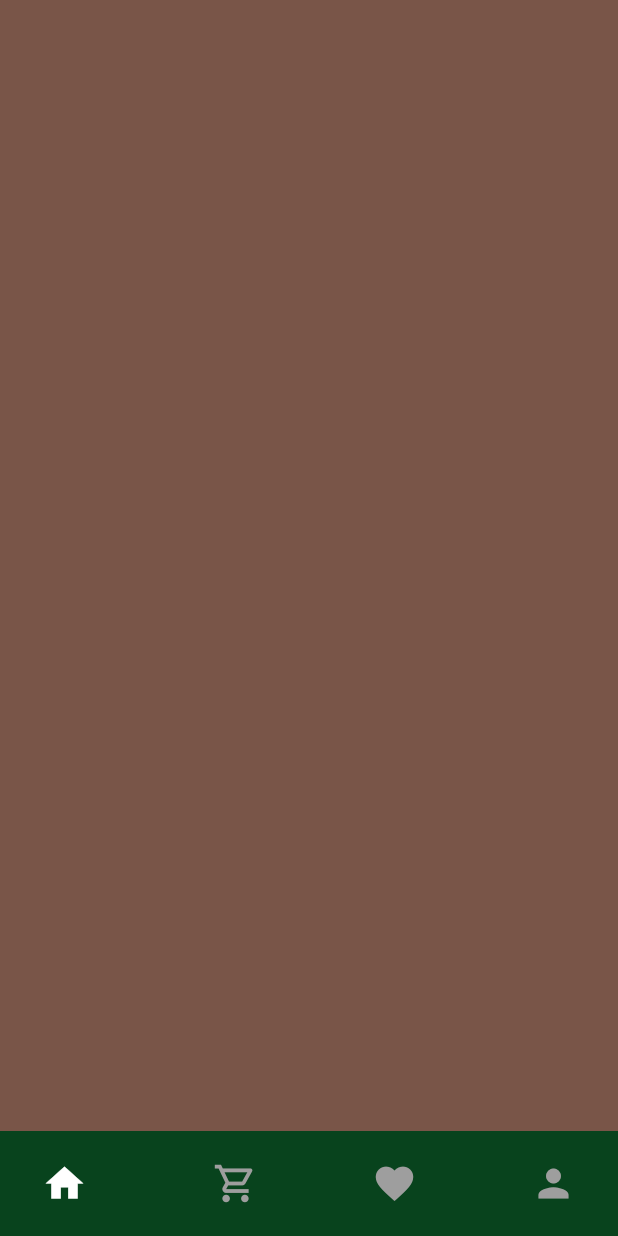
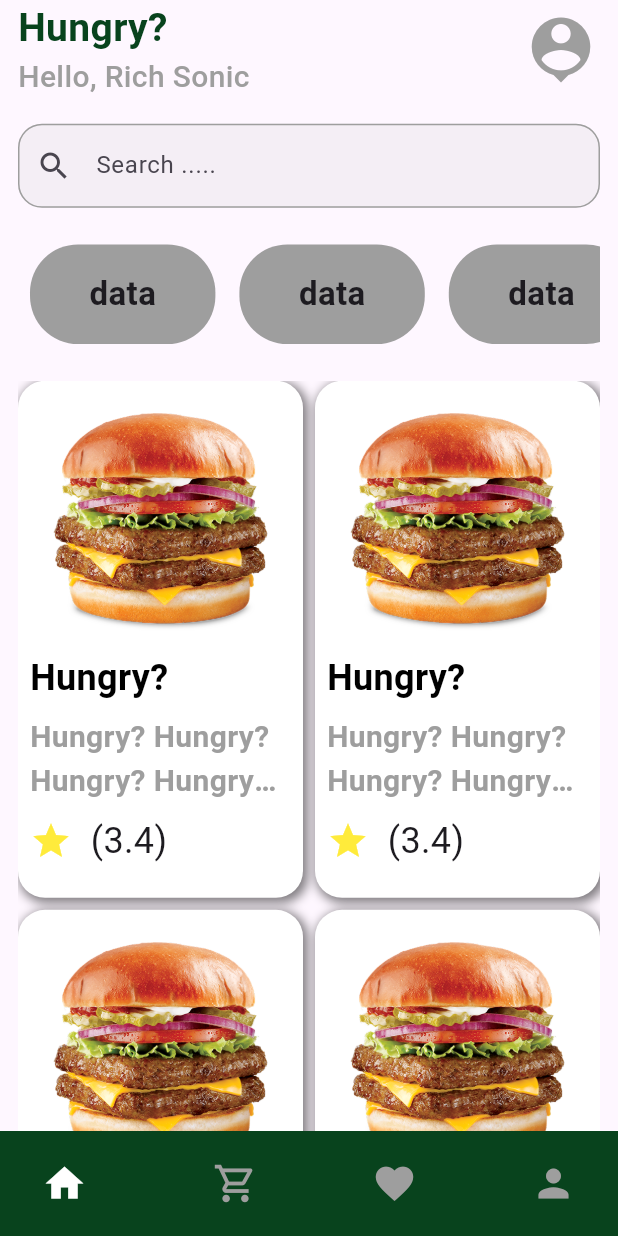
Before and after one commit to abdelrhman20500/Hungry, a Flutter app: the LayoutScreen screen opened by its route, on a phone screen of 412 x 824 dp. Run offline on Flutter 3.47's test engine with Material 3 defaults, Android fonts, the phone set to English and light mode, and no system bars; drawn by our look-alikes of google_nav_bar; our stand-ins replace equatable, flutter_bloc, flutter_screenutil, shared_preferences; accounts and stored records are empty.

Commit message:
Create Home Tab Ui

```diff
--- a/lib/features/home/presentation/view/home_screen.dart
+++ b/lib/features/home/presentation/view/home_screen.dart
@@ -1,10 +1,42 @@
 import 'package:flutter/material.dart';
+import 'package:hungry/features/home/presentation/view/widgets/build_category_list.dart';
+import 'package:hungry/features/home/presentation/view/widgets/build_home_search.dart';
+import 'package:hungry/features/home/presentation/view/widgets/product_list.dart';
 
 class HomeScreen extends StatelessWidget {
   const HomeScreen({super.key});
 
   @override
   Widget build(BuildContext context) {
-    return Container(color: Colors.brown,);
+    var height= MediaQuery.of(context).size.height;
+    var width= MediaQuery.of(context).size.width;
+    return Padding(
+      padding: const EdgeInsets.symmetric(horizontal: 12.0),
+      child: Column(
+        children: [
+          const Row(
+            mainAxisAlignment: MainAxisAlignment.spaceBetween,
+            children: [
+              Column(
+                crossAxisAlignment: CrossAxisAlignment.start,
+                children: [
+                  Text("Hungry?", style: TextStyle(
+                    fontSize: 26, fontWeight: FontWeight.bold, color: Color(0xff08431D),),),
+                  Text("Hello, Rich Sonic", style: TextStyle(
+                    fontSize: 20, fontWeight: FontWeight.w500, color: Colors.grey,),),
+                ],
+              ),
+              Icon(Icons.person_pin,size: 52,color: Colors.grey,)
+            ],
+          ),
+          SizedBox(height: height*0.02,),
+          const BuildHomeSearch(),
+          SizedBox(height: height*0.02,),
+          const BuildCategoryList(),
+          SizedBox(height: height*0.02,),
+          ProductList(),
+        ],
+      ),
+    );
   }
 }
--- /dev/null
+++ b/lib/features/home/presentation/view/widgets/build_category_item.dart
@@ -0,0 +1,23 @@
+import 'package:flutter/material.dart';
+
+class BuildCategoryItem extends StatelessWidget {
+  const BuildCategoryItem({
+    super.key,});
+
+  @override
+  Widget build(BuildContext context) {
+    var height= MediaQuery.of(context).size.height;
+    var width= MediaQuery.of(context).size.width;
+    return Container(
+      height: height*0.05,
+      width: width*0.3,
+      decoration: BoxDecoration(
+        color: Colors.grey,
+        borderRadius: BorderRadius.circular(32.0),
+      ),
+      child: const Center(child: Text("data",style: TextStyle(
+        fontSize: 22, fontWeight: FontWeight.w600,
+      ),),),
+    );
+  }
+}
--- /dev/null
+++ b/lib/features/home/presentation/view/widgets/build_category_list.dart
@@ -0,0 +1,26 @@
+import 'package:flutter/material.dart';
+
+import 'build_category_item.dart';
+
+class BuildCategoryList extends StatelessWidget {
+  const BuildCategoryList({
+    super.key,});
+
+  @override
+  Widget build(BuildContext context) {
+    var height= MediaQuery.of(context).size.height;
+    return SizedBox(
+      height: height*0.1,
+      child: ListView.builder(
+          itemCount: 5,
+          scrollDirection: Axis.horizontal,
+          itemBuilder:(context, index){
+            return const Padding(
+              padding: EdgeInsets.all(8.0),
+              child: BuildCategoryItem(),
+            );
+          }
+      ),
+    );
+  }
+}
--- /dev/null
+++ b/lib/features/home/presentation/view/widgets/build_custom_search.dart
@@ -0,0 +1,32 @@
+import 'package:flutter/material.dart';
+
+class BuildCustomSearch extends StatelessWidget {
+  const BuildCustomSearch({super.key, required this.name, required this.iconData,this.controller, this.onSubmitted});
+  final String name;
+  final IconData iconData;
+  final TextEditingController? controller;
+  final Function(String)? onSubmitted;
+
+
+  @override
+  Widget build(BuildContext context) {
+    return TextFormField(
+      onFieldSubmitted: onSubmitted,
+      controller: controller,
+      decoration: InputDecoration(
+        fillColor: Colors.grey.withOpacity(0.1),
+        filled: true,
+        border: OutlineInputBorder(
+          borderRadius: BorderRadius.circular(16),
+          borderSide: const BorderSide(color: Colors.grey),
+        ),
+        enabledBorder: OutlineInputBorder(
+          borderRadius: BorderRadius.circular(16),
+          borderSide: const BorderSide(color: Colors.grey),
+        ),
+        labelText: name,
+        prefixIcon:  Icon(iconData),
+      ),
+    );
+  }
+}
--- /dev/null
+++ b/lib/features/home/presentation/view/widgets/build_home_search.dart
@@ -0,0 +1,25 @@
+import 'package:flutter/material.dart';
+import 'build_custom_search.dart';
+
+
+class BuildHomeSearch extends StatelessWidget {
+  const BuildHomeSearch({super.key});
+
+  @override
+  Widget build(BuildContext context) {
+    return Row(
+      children: [
+        Expanded(
+          child: GestureDetector(
+            onTap: () {
+              // showSearch(context: context, delegate: SearchScreen());
+            },
+            child: const AbsorbPointer(
+              child: BuildCustomSearch(name: "Search .....",iconData: Icons.search,),
+            ),
+          ),
+        ),
+      ],
+    );
+  }
+}
--- /dev/null
+++ b/lib/features/home/presentation/view/widgets/product_item.dart
@@ -0,0 +1,51 @@
+import 'package:flutter/material.dart';
+
+class ProductItem extends StatelessWidget {
+  const ProductItem({super.key});
+
+  @override
+  Widget build(BuildContext context) {
+    var height= MediaQuery.of(context).size.height;
+    var width= MediaQuery.of(context).size.width;
+    return Container(
+      decoration: BoxDecoration(
+        borderRadius: BorderRadius.circular(18),
+        color: Colors.white,
+        boxShadow: [
+          BoxShadow(
+            color: Colors.black.withOpacity(0.5), // Shadow color
+            spreadRadius: 1, // Spread of the shadow
+            blurRadius: 5, // Softness of the shadow
+            offset: const Offset(2, 2), // Shadow position
+          ),
+        ],
+      ),
+      child: Padding(
+        padding: const EdgeInsets.all(8.0),
+        child: Column(
+          crossAxisAlignment: CrossAxisAlignment.start,
+          children: [
+            Center(
+              child: Image.asset("assets/images/image 6.png",
+                height: height*0.2, fit: BoxFit.fill,),),
+            SizedBox(height: height*0.01,),
+            const Text("Hungry?", style: TextStyle(
+              fontSize: 24, fontWeight: FontWeight.bold, color: Colors.black,),),
+            SizedBox(height: height*0.01,),
+            const Text("Hungry? Hungry? Hungry? Hungry? Hungry?",
+              maxLines:2,overflow: TextOverflow.ellipsis,style: TextStyle(
+                fontSize: 20, fontWeight: FontWeight.bold, color: Colors.grey,),),
+            SizedBox(height: height*0.01,),
+            Row(
+              children: [
+                const Icon(Icons.star, size: 28,color: Colors.yellow,),
+                SizedBox(width: width*0.03,),
+                const Text("(3.4)", style: TextStyle(fontSize: 24),)
+              ],
+            )
+          ],
+        ),
+      ),
+    );
+  }
+}
--- /dev/null
+++ b/lib/features/home/presentation/view/widgets/product_list.dart
@@ -0,0 +1,25 @@
+import 'package:flutter/material.dart';
+import 'package:hungry/features/home/presentation/view/widgets/product_item.dart';
+
+class ProductList extends StatelessWidget {
+  const ProductList({super.key,});
+
+  @override
+  Widget build(BuildContext context) {
+    return Expanded(
+      child: GridView.builder(
+          itemCount: 8,
+          physics: const BouncingScrollPhysics(),
+          gridDelegate: const SliverGridDelegateWithFixedCrossAxisCount(
+            crossAxisCount: 2,
+            mainAxisSpacing: 8.0,
+            crossAxisSpacing: 8.0,
+            childAspectRatio: 1.4 / 2.54,
+          ),
+          itemBuilder: (context, index){
+            return const ProductItem();
+          }
+      ),
+    );
+  }
+}
--- a/lib/features/layout/presentation/view/layout_screen.dart
+++ b/lib/features/layout/presentation/view/layout_screen.dart
@@ -30,6 +30,7 @@ class LayoutScreen extends StatelessWidget {
                 child: tabs[cubit.currentIndex]
             ),
             bottomNavigationBar: Container(
+
               decoration: const BoxDecoration(
                   color: Color(0xff08431D)
               ),
--- a/lib/main.dart
+++ b/lib/main.dart
@@ -24,10 +24,10 @@ class MyApp extends StatelessWidget {
           routes: {
             SplashScreen.routeName: (_) => const SplashScreen(),
             LoginScreen.routeName: (_) => LoginScreen(),
+            RegisterScreen.routeName:(_)=>RegisterScreen(),
             LayoutScreen.routeName: (_) => LayoutScreen(),
-            RegisterScreen.routeName:(_)=>RegisterScreen(),
           },
-          initialRoute: SplashScreen.routeName,
+          initialRoute: LayoutScreen.routeName,
         );
       },
     );
```
